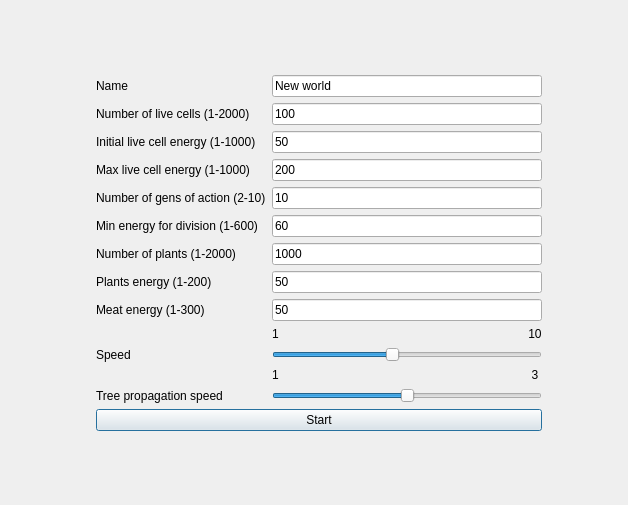
Before: the Qt Designer form Lab 7/worldparameters.ui in yegorgru/Labs_2_semester, drawn with Qt 5.
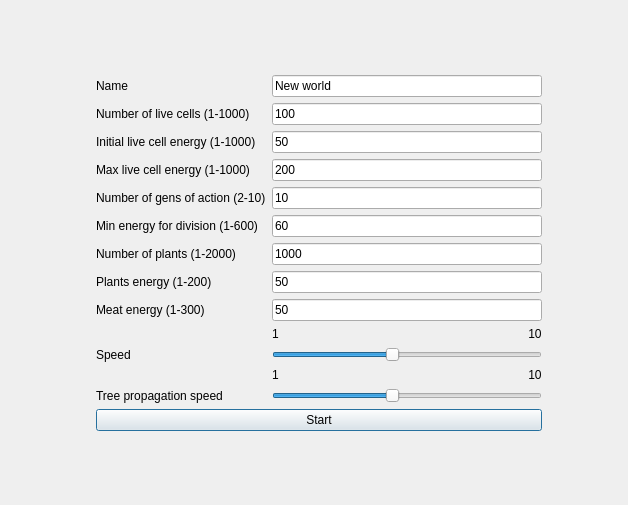
After: the same form once the commit is applied.

The edit to the form file:
```diff
--- a/Lab 7/worldparameters.ui
+++ b/Lab 7/worldparameters.ui
@@ -137,13 +137,13 @@
              <number>1</number>
             </property>
             <property name="maximum">
-             <number>3</number>
+             <number>10</number>
             </property>
             <property name="pageStep">
              <number>1</number>
             </property>
             <property name="value">
-             <number>2</number>
+             <number>5</number>
             </property>
             <property name="orientation">
              <enum>Qt::Horizontal</enum>
@@ -195,7 +195,7 @@
           <item row="12" column="2">
            <widget class="QLabel" name="label_12">
             <property name="text">
-             <string>1                                                                            3</string>
+             <string>1                                                                           10</string>
             </property>
            </widget>
           </item>
@@ -228,7 +228,7 @@
           <item row="1" column="0">
            <widget class="QLabel" name="label">
             <property name="text">
-             <string>Number of live cells (1-2000)</string>
+             <string>Number of live cells (1-1000)</string>
             </property>
            </widget>
           </item>
```
